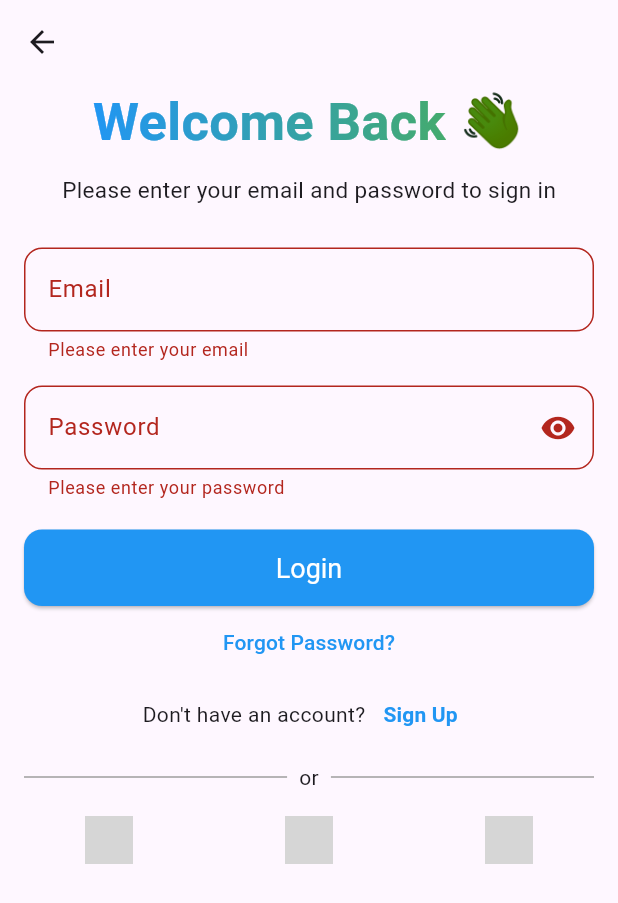
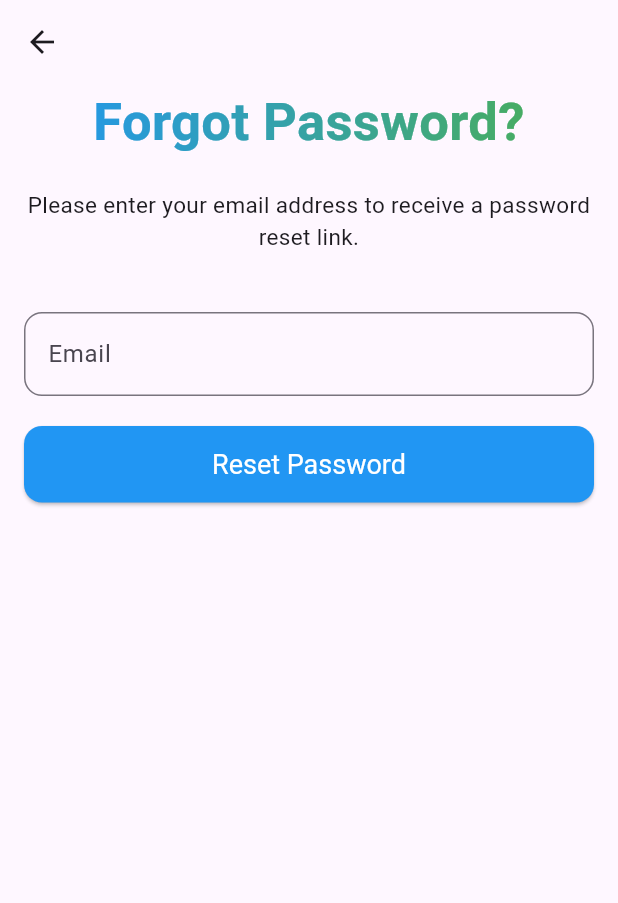
Before and after one commit to katendejericho5/mental-health-bot2, a Flutter app: the LoginScreen screen opened directly, after a tap on "Login", after a tap on "Forgot Password?", on a phone screen of 412 x 824 dp. Shown: the top 903 px of the screen. Run offline on Flutter 3.47's test engine with Material 3 defaults, Android fonts, the light colour scheme and no system bars; our stand-ins replace flutter_svg, font_awesome_flutter, icons_plus, image_picker, intl_phone_field, introduction_screen; grey boxes are pictures that could not be loaded.

Commit message:
forgot password UI

```diff
--- /dev/null
+++ b/Frontend/lib/screens/Authentication/forgot_password.dart
@@ -0,0 +1,111 @@
+import 'package:flutter/material.dart';
+import 'package:mentalhealth/screens/Authentication/registration.dart';
+
+class ForgotPasswordScreen extends StatefulWidget {
+  @override
+  _ForgotPasswordScreenState createState() => _ForgotPasswordScreenState();
+}
+
+class _ForgotPasswordScreenState extends State<ForgotPasswordScreen> {
+  final _formKey = GlobalKey<FormState>();
+  String _email = '';
+
+  void _submit() {
+    if (_formKey.currentState?.validate() ?? false) {
+      _formKey.currentState?.save();
+      // Handle forgot password logic here
+      print('Email: $_email');
+      // Implement password reset logic, e.g., sending a reset link to the email
+      Navigator.push(
+        context,
+        MaterialPageRoute(
+          builder: (context) => RegisterScreen(),
+        ),
+      );
+    }
+  }
+
+  @override
+  Widget build(BuildContext context) {
+    return Scaffold(
+      appBar: AppBar(
+      ),
+      body: Container(
+        padding: const EdgeInsets.symmetric(horizontal: 16),
+        child: Form(
+          key: _formKey,
+          child: ListView(
+            children: [
+              ShaderMask(
+                shaderCallback: (bounds) => LinearGradient(
+                  colors: [Colors.blue, Colors.green],
+                  tileMode: TileMode.mirror,
+                ).createShader(bounds),
+                child: Text(
+                  'Forgot Password?',
+                  style: TextStyle(
+                    fontSize: 35,
+                    fontWeight: FontWeight.bold,
+                    color: Colors.white, // this will be replaced by gradient
+                  ),
+                  textAlign: TextAlign.center,
+                ),
+              ),
+              SizedBox(height: 20.0),
+              Text(
+                'Please enter your email address to receive a password reset link.',
+                style: TextStyle(
+                  fontSize: 15,
+                ),
+                textAlign: TextAlign.center,
+              ),
+              SizedBox(height: 40.0),
+              TextFormField(
+                decoration: InputDecoration(
+                  labelText: 'Email',
+                  border: OutlineInputBorder(
+                    borderRadius: BorderRadius.circular(12.0),
+                  ),
+                  focusedBorder: OutlineInputBorder(
+                    borderSide: BorderSide(color: Colors.blue),
+                    borderRadius: BorderRadius.circular(12.0),
+                  ),
+                ),
+                keyboardType: TextInputType.emailAddress,
+                validator: (value) {
+                  if (value == null || value.isEmpty) {
+                    return 'Please enter your email';
+                  } else if (!RegExp(r'^[^@]+@[^@]+\.[^@]+').hasMatch(value)) {
+                    return 'Please enter a valid email address';
+                  }
+                  return null;
+                },
+                onSaved: (value) {
+                  _email = value!;
+                },
+              ),
+              SizedBox(height: 20.0),
+              ElevatedButton(
+                onPressed: _submit,
+                child: Text(
+                  'Reset Password',
+                  style: TextStyle(
+                    color: Colors.white,
+                  ),
+                ),
+                style: ElevatedButton.styleFrom(
+                  backgroundColor: Colors.blue,
+                  padding: EdgeInsets.symmetric(vertical: 15.0),
+                  textStyle: TextStyle(fontSize: 18),
+                  shape: RoundedRectangleBorder(
+                    borderRadius: BorderRadius.circular(12.0),
+                  ),
+                ),
+              ),
+            ],
+          ),
+        ),
+      ),
+    );
+  }
+}
--- a/Frontend/lib/screens/Authentication/login.dart
+++ b/Frontend/lib/screens/Authentication/login.dart
@@ -1,5 +1,6 @@
 import 'package:flutter/material.dart';
 import 'package:icons_plus/icons_plus.dart';
+import 'package:mentalhealth/screens/Authentication/forgot_password.dart';
 import 'package:mentalhealth/screens/Authentication/registration.dart';
 
 class LoginScreen extends StatefulWidget {
@@ -148,6 +149,12 @@ class _LoginScreenState extends State<LoginScreen> {
               TextButton(
                 onPressed: () {
                   // Handle forgot password logic
+                  Navigator.push(
+                    context,
+                    MaterialPageRoute(
+                      builder: (context) => ForgotPasswordScreen(),
+                    ),
+                  );
                 },
                 child: Text(
                   'Forgot Password?',
```
